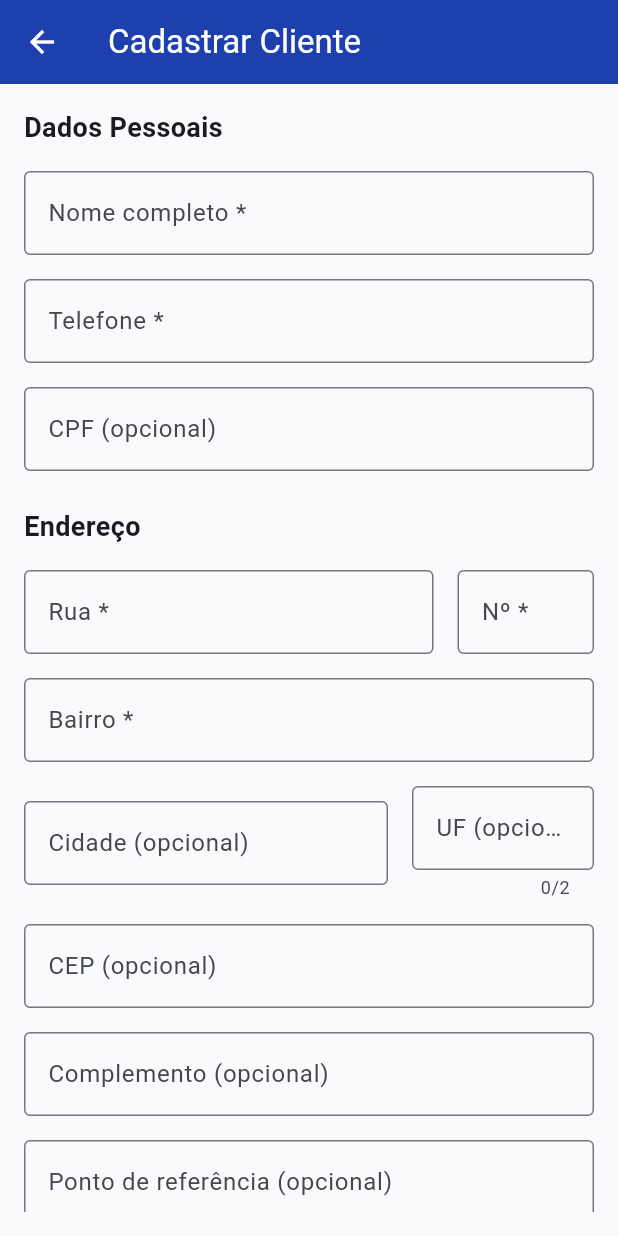
After one commit to Claayton/GasHub-Flutter, a Flutter app: the NewCustomerScreen screen opened directly, on a phone screen of 412 x 824 dp. The commit adds this screen. Run offline on Flutter 3.47's test engine with Material 3 defaults, Android fonts, the phone set to English and light mode, and no system bars; our stand-ins replace bloc, cloud_firestore, equatable, firebase_auth, firebase_core, flutter_bloc; accounts and stored records are empty.

Commit message:
Feat: Implemented NewCustomerScreen

```diff
--- a/lib/main.dart
+++ b/lib/main.dart
@@ -4,7 +4,9 @@ import 'services/auth_service.dart';
 import 'cubit/auth/auth_cubit.dart';
 import 'cubit/auth/auth_state.dart';
 import 'cubit/orders/orders_cubit.dart';
-import 'cubit/dashboard/dashboard_cubit.dart'; // ← Import do DashboardCubit
+import 'cubit/dashboard/dashboard_cubit.dart';
+import 'cubit/customers/customers_cubit.dart';
+import '/repositories/customer_repository.dart';
 import 'repositories/order_repository.dart';
 import 'config/firebase_config.dart';
 import 'screens/auth/login_screen.dart';
@@ -25,7 +27,10 @@ void main() async {
           create: (_) => OrdersCubit(OrderRepository()),
         ),
         BlocProvider(
-          create: (_) => DashboardCubit(OrderRepository()), // ← Adicionado DashboardCubit
+          create: (_) => DashboardCubit(OrderRepository()),
+        ),
+        BlocProvider(
+          create: (_) => CustomerCubit(CustomerRepository()),
         ),
       ],
       child: const GasHubApp(),
--- /dev/null
+++ b/lib/screens/new_customer_screen.dart
@@ -0,0 +1,313 @@
+// customer_form_screen.dart
+import 'package:flutter/material.dart';
+import 'package:flutter_bloc/flutter_bloc.dart';
+import 'package:gashub_flutter/cubit/customers/customers_cubit.dart';
+import 'package:gashub_flutter/cubit/customers/customers_state.dart';
+import 'package:gashub_flutter/models/customer_entity.dart';
+import 'package:gashub_flutter/models/customer_address_entity.dart';
+
+class NewCustomerScreen extends StatefulWidget {
+  const NewCustomerScreen({super.key});
+
+  @override
+  State<NewCustomerScreen> createState() => _NewCustomerScreenState();
+}
+
+class _NewCustomerScreenState extends State<NewCustomerScreen> {
+  final _formKey = GlobalKey<FormState>();
+  bool _isSubmitting = false;
+
+  // Controladores
+  final _nameController = TextEditingController();
+  final _phoneController = TextEditingController();
+  final _cpfController = TextEditingController();
+  final _streetController = TextEditingController();
+  final _numberController = TextEditingController();
+  final _neighborhoodController = TextEditingController();
+  final _cityController = TextEditingController();
+  final _stateController = TextEditingController();
+  final _zipCodeController = TextEditingController();
+  final _complementController = TextEditingController();
+  final _referencePointController = TextEditingController();
+
+  // Estado do formulário
+  bool _allowsCredit = false;
+  bool? _hasHisOwnHouse;
+
+  @override
+  Widget build(BuildContext context) {
+    return Scaffold(
+      appBar: AppBar(
+        title: const Text('Cadastrar Cliente'),
+        backgroundColor: const Color(0xFF1e40af),
+        foregroundColor: Colors.white,
+      ),
+      body: BlocConsumer<CustomerCubit, CustomerState>(
+        listener: (context, state) {
+          if (state is CustomerSuccess) {
+            ScaffoldMessenger.of(context).showSnackBar(
+              SnackBar(
+                content: Text(state.message),
+                backgroundColor: Colors.green,
+              ),
+            );
+            Navigator.pop(context);
+          }
+
+          if (state is CustomerError) {
+            ScaffoldMessenger.of(context).showSnackBar(
+              SnackBar(
+                content: Text(state.error),
+                backgroundColor: Colors.red,
+              ),
+            );
+          }
+        },
+        builder: (context, state) {
+          return Padding(
+            padding: const EdgeInsets.all(16),
+            child: Form(
+              key: _formKey,
+              child: ListView(
+                children: [
+                  // Seção de Dados Pessoais
+                  const Text(
+                    'Dados Pessoais',
+                    style: TextStyle(fontSize: 18, fontWeight: FontWeight.bold),
+                  ),
+                  const SizedBox(height: 16),
+
+                  TextFormField(
+                    controller: _nameController,
+                    decoration: const InputDecoration(
+                      labelText: 'Nome completo *',
+                      border: OutlineInputBorder(),
+                    ),
+                    validator: (value) =>
+                        value == null || value.isEmpty ? 'Nome é obrigatório' : null,
+                  ),
+                  const SizedBox(height: 16),
+
+                  TextFormField(
+                    controller: _phoneController,
+                    decoration: const InputDecoration(
+                      labelText: 'Telefone *',
+                      border: OutlineInputBorder(),
+                    ),
+                    keyboardType: TextInputType.phone,
+                    validator: (value) =>
+                        value == null || value.isEmpty ? 'Telefone é obrigatório' : null,
+                  ),
+                  const SizedBox(height: 16),
+
+                  TextFormField(
+                    controller: _cpfController,
+                    decoration: const InputDecoration(
+                      labelText: 'CPF (opcional)',
+                      border: OutlineInputBorder(),
+                    ),
+                    keyboardType: TextInputType.number,
+                  ),
+                  const SizedBox(height: 24),
+
+                  // Seção de Endereço
+                  const Text(
+                    'Endereço',
+                    style: TextStyle(fontSize: 18, fontWeight: FontWeight.bold),
+                  ),
+                  const SizedBox(height: 16),
+
+                  Row(
+                    children: [
+                      Expanded(
+                        flex: 3,
+                        child: TextFormField(
+                          controller: _streetController,
+                          decoration: const InputDecoration(
+                            labelText: 'Rua *',
+                            border: OutlineInputBorder(),
+                          ),
+                          validator: (value) =>
+                              value == null || value.isEmpty ? 'Rua é obrigatória' : null,
+                        ),
+                      ),
+                      const SizedBox(width: 16),
+                      Expanded(
+                        flex: 1,
+                        child: TextFormField(
+                          controller: _numberController,
+                          decoration: const InputDecoration(
+                            labelText: 'Nº *',
+                            border: OutlineInputBorder(),
+                          ),
+                          validator: (value) =>
+                              value == null || value.isEmpty ? 'Número é obrigatório' : null,
+                        ),
+                      ),
+                    ],
+                  ),
+                  const SizedBox(height: 16),
+
+                  TextFormField(
+                    controller: _neighborhoodController,
+                    decoration: const InputDecoration(
+                      labelText: 'Bairro *',
+                      border: OutlineInputBorder(),
+                    ),
+                    validator: (value) =>
+                        value == null || value.isEmpty ? 'Bairro é obrigatório' : null,
+                  ),
+                  const SizedBox(height: 16),
+
+                  Row(
+                    children: [
+                      Expanded(
+                        flex: 2,
+                        child: TextFormField(
+                          controller: _cityController,
+                          decoration: const InputDecoration(
+                            labelText: 'Cidade (opcional)',
+                            border: OutlineInputBorder(),
+                          ),
+                        ),
+                      ),
+                      const SizedBox(width: 16),
+                      Expanded(
+                        flex: 1,
+                        child: TextFormField(
+                          controller: _stateController,
+                          decoration: const InputDecoration(
+                            labelText: 'UF (opcional)',
+                            border: OutlineInputBorder(),
+                          ),
+                          maxLength: 2,
+                        ),
+                      ),
+                    ],
+                  ),
+                  const SizedBox(height: 16),
+
+                  TextFormField(
+                    controller: _zipCodeController,
+                    decoration: const InputDecoration(
+                      labelText: 'CEP (opcional)',
+                      border: OutlineInputBorder(),
+                    ),
+                    keyboardType: TextInputType.number,
+                  ),
+                  const SizedBox(height: 16),
+
+                  TextFormField(
+                    controller: _complementController,
+                    decoration: const InputDecoration(
+                      labelText: 'Complemento (opcional)',
+                      border: OutlineInputBorder(),
+                    ),
+                  ),
+                  const SizedBox(height: 16),
+
+                  TextFormField(
+                    controller: _referencePointController,
+                    decoration: const InputDecoration(
+                      labelText: 'Ponto de referência (opcional)',
+                      border: OutlineInputBorder(),
+                    ),
+                  ),
+                  const SizedBox(height: 24),
+
+                  // Seção de Informações Adicionais
+                  const Text(
+                    'Informações Adicionais',
+                    style: TextStyle(fontSize: 18, fontWeight: FontWeight.bold),
+                  ),
+                  const SizedBox(height: 16),
+
+                  SwitchListTile(
+                    title: const Text('Permitir fiado'),
+                    value: _allowsCredit,
+                    onChanged: (value) => setState(() => _allowsCredit = value),
+                  ),
+
+                  SwitchListTile(
+                    title: const Text('Tem casa própria'),
+                    subtitle: const Text('(opcional)'),
+                    value: _hasHisOwnHouse ?? false,
+                    onChanged: (value) => setState(() => _hasHisOwnHouse = value),
+                  ),
+                  const SizedBox(height: 24),
+
+                  // Botão Salvar
+                  ElevatedButton(
+                    onPressed: _isSubmitting ? null : _saveCustomer,
+                    style: ElevatedButton.styleFrom(
+                      backgroundColor: const Color(0xFF1e40af),
+                      minimumSize: const Size.fromHeight(50),
+                    ),
+                    child: _isSubmitting
+                        ? const SizedBox(
+                            height: 24,
+                            width: 24,
+                            child: CircularProgressIndicator(
+                              color: Colors.white,
+                              strokeWidth: 2,
+                            ),
+                          )
+                        : const Text(
+                            'Salvar Cliente',
+                            style: TextStyle(fontSize: 18, color: Colors.white),
+                          ),
+                  ),
+                ],
+              ),
+            ),
+          );
+        },
+      ),
+    );
+  }
+
+  void _saveCustomer() {
+    if (_formKey.currentState!.validate()) {
+      setState(() => _isSubmitting = true);
+
+      final customer = CustomerEntity(
+        id: null,
+        name: _nameController.text,
+        phone: _phoneController.text,
+        address: Address(
+          street: _streetController.text,
+          number: _numberController.text,
+          neighborhood: _neighborhoodController.text,
+          city: _cityController.text.isNotEmpty ? _cityController.text : null,
+          state: _stateController.text.isNotEmpty ? _stateController.text : null,
+          zipCode: _zipCodeController.text.isNotEmpty ? _zipCodeController.text : null,
+          complement: _complementController.text.isNotEmpty ? _complementController.text : null,
+          referencePoint: _referencePointController.text.isNotEmpty ? _referencePointController.text : null,
+        ),
+        cpf: _cpfController.text.isNotEmpty ? _cpfController.text : null,
+        hasHisOwnHouse: _hasHisOwnHouse,
+        allowsCredit: _allowsCredit,
+        registrationDate: DateTime.now(),
+      );
+
+      context.read<CustomerCubit>().saveCustomer(customer);
+      setState(() => _isSubmitting = false);
+    }
+  }
+
+  @override
+  void dispose() {
+    _nameController.dispose();
+    _phoneController.dispose();
+    _cpfController.dispose();
+    _streetController.dispose();
+    _numberController.dispose();
+    _neighborhoodController.dispose();
+    _cityController.dispose();
+    _stateController.dispose();
+    _zipCodeController.dispose();
+    _complementController.dispose();
+    _referencePointController.dispose();
+    super.dispose();
+  }
+}
--- a/lib/widgets/menu.dart
+++ b/lib/widgets/menu.dart
@@ -1,6 +1,7 @@
 import 'package:flutter/material.dart';
 import 'package:flutter_bloc/flutter_bloc.dart';
 import 'package:gashub_flutter/screens/auth/login_screen.dart';
+import 'package:gashub_flutter/screens/new_customer_screen.dart';
 import '../cubit/auth/auth_cubit.dart';
 import '../cubit/auth/auth_state.dart';
 
@@ -55,11 +56,14 @@ class AppDrawer extends StatelessWidget {
                 ),
               ),
               ListTile(
-                leading: const Icon(Icons.home),
-                title: const Text('Início'),
+                leading: const Icon(Icons.person_add, color: Colors.green),
+                title: const Text('Cadastrar Cliente'),
                 onTap: () {
                   Navigator.pop(context);
-                  Navigator.pushReplacementNamed(context, '/home');
+                  Navigator.push(
+                    context,
+                    MaterialPageRoute(builder: (context) => const NewCustomerScreen()),
+                  );
                 },
               ),
               ListTile(
--- a/pubspec.yaml
+++ b/pubspec.yaml
@@ -38,7 +38,6 @@ dependencies:
   flutter_bloc: ^8.1.3
   intl: ^0.19.0
   bloc: ^8.1.2
-  flutter_bloc: ^8.1.3
 
 dev_dependencies:
   flutter_test:
```
Also changed, not shown: pubspec.lock, 1 other file.
